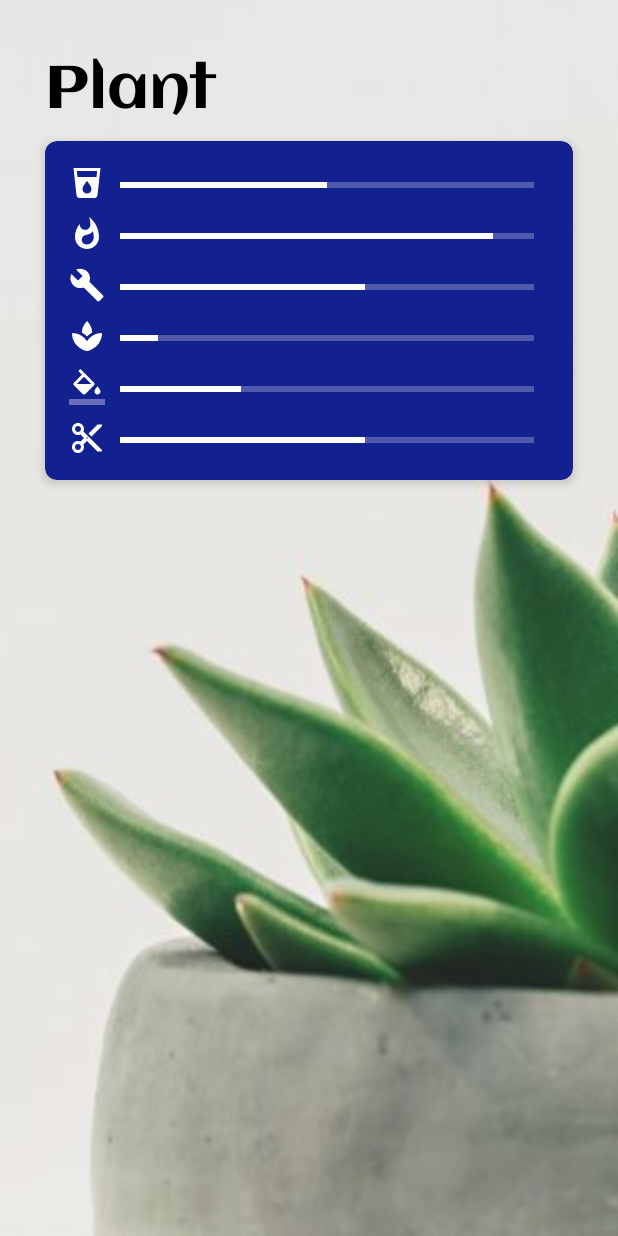
After one commit to TalibIsmayil/Origen-Aqunix, an Android app: the MyGardenDetailActivity screen opened directly, with no data from a screen before it, on a phone screen of 412 x 824 dp. The commit adds this screen. Run offline under Robolectric (Android 15) with nearby library versions, the phone set to English and light mode, and no system bars.

Commit message:
some changes

```diff
--- a/app/src/main/AndroidManifest.xml
+++ b/app/src/main/AndroidManifest.xml
@@ -11,15 +11,16 @@
     <uses-permission android:name="android.permission.READ_EXTERNAL_STORAGE" />
 
     <application
-        android:largeHeap="true"
         android:allowBackup="true"
         android:icon="@mipmap/ic_launcher"
         android:label="@string/app_name"
+        android:largeHeap="true"
         android:roundIcon="@mipmap/ic_launcher_round"
         android:supportsRtl="true"
         android:theme="@style/AppTheme"
         android:usesCleartextTraffic="true">
-        <activity android:name=".IotActivity"></activity>
+        <activity android:name=".MyGardenDetailActivity"></activity>
+        <activity android:name=".IotActivity" />
         <activity android:name=".AddActivity" />
         <activity android:name=".TestActivity" />
         <activity android:name=".DetailActivity" />
@@ -34,7 +35,7 @@
             </intent-filter>
         </activity>
 
-        <receiver android:name=".Utils.ReminderBroadcast"/>
+        <receiver android:name=".Utils.ReminderBroadcast" />
     </application>
 
 </manifest>
--- a/app/src/main/java/com/origen/greeny/Adapter/IotAdapter.java
+++ b/app/src/main/java/com/origen/greeny/Adapter/IotAdapter.java
@@ -1,6 +1,7 @@
 package com.origen.greeny.Adapter;
 
 import android.content.Context;
+import android.content.Intent;
 import android.view.LayoutInflater;
 import android.view.View;
 import android.view.ViewGroup;
@@ -9,7 +10,9 @@ import android.widget.TextView;
 import androidx.annotation.NonNull;
 import androidx.recyclerview.widget.RecyclerView;
 
+import com.origen.greeny.DetailActivity;
 import com.origen.greeny.Model.IotModel;
+import com.origen.greeny.MyGardenDetailActivity;
 import com.origen.greeny.R;
 
 import java.util.List;
@@ -35,6 +38,13 @@ public class IotAdapter extends RecyclerView.Adapter<IotAdapter.IotViewHolder> {
     public void onBindViewHolder(@NonNull IotViewHolder holder, int position) {
         holder.name.setText(list.get(position).getName());
         holder.desc.setText(list.get(position).getMac());
+        holder.itemView.setOnClickListener(new View.OnClickListener() {
+            @Override
+            public void onClick(View v) {
+                Intent intent = new Intent(context, MyGardenDetailActivity.class);
+                context.startActivity(intent);
+            }
+        });
     }
 
     @Override
--- /dev/null
+++ b/app/src/main/java/com/origen/greeny/MyGardenDetailActivity.java
@@ -0,0 +1,14 @@
+package com.origen.greeny;
+
+import androidx.appcompat.app.AppCompatActivity;
+
+import android.os.Bundle;
+
+public class MyGardenDetailActivity extends AppCompatActivity {
+
+    @Override
+    protected void onCreate(Bundle savedInstanceState) {
+        super.onCreate(savedInstanceState);
+        setContentView(R.layout.activity_my_garden_detail);
+    }
+}
--- /dev/null
+++ b/app/src/main/res/layout/activity_my_garden_detail.xml
@@ -0,0 +1,173 @@
+<?xml version="1.0" encoding="utf-8"?>
+<androidx.constraintlayout.widget.ConstraintLayout xmlns:android="http://schemas.android.com/apk/res/android"
+    xmlns:app="http://schemas.android.com/apk/res-auto"
+    xmlns:tools="http://schemas.android.com/tools"
+    android:layout_width="match_parent"
+    android:layout_height="match_parent"
+    android:background="@drawable/plant"
+    tools:context=".MyGardenDetailActivity">
+
+    <TextView
+        android:id="@+id/plant"
+        android:textSize="40sp"
+        android:fontFamily="@font/aclonica"
+        android:text="Plant"
+        app:layout_constraintStart_toStartOf="parent"
+        app:layout_constraintTop_toTopOf="parent"
+        android:textColor="#000000"
+        android:layout_margin="30dp"
+        android:layout_width="wrap_content"
+        android:layout_height="wrap_content"/>
+
+    <androidx.cardview.widget.CardView
+        app:cardBackgroundColor="@color/colorPrimary"
+        app:cardElevation="4dp"
+        android:elevation="4dp"
+        app:cardCornerRadius="8dp"
+        android:layout_marginTop="10dp"
+        android:layout_marginEnd="30dp"
+        android:layout_marginStart="30dp"
+        app:layout_constraintTop_toBottomOf="@id/plant"
+        android:layout_width="match_parent"
+        android:layout_height="wrap_content">
+
+        <RelativeLayout
+            android:layout_margin="16dp"
+            android:layout_width="match_parent"
+            android:layout_height="wrap_content">
+
+            <ImageView
+                android:id="@+id/su"
+                android:src="@drawable/ic_local_drink_black_24dp"
+                android:layout_width="24dp"
+                android:layout_height="24dp"/>
+
+            <ProgressBar
+                android:progressBackgroundTint="@color/white"
+                android:layout_marginEnd="10dp"
+                android:layout_marginStart="10dp"
+                android:layout_marginTop="5dp"
+                android:progressTint="@color/white"
+                android:progress="50"
+                android:indeterminateTint="@color/white"
+                style="@style/Widget.AppCompat.ProgressBar.Horizontal"
+                android:layout_toEndOf="@id/su"
+                android:layout_width="match_parent"
+                android:layout_height="wrap_content"/>
+
+            <ImageView
+                android:layout_marginTop="10dp"
+                android:layout_below="@id/su"
+                android:id="@+id/gubre"
+                android:src="@drawable/ic_whatshot_black_24dp"
+                android:layout_width="24dp"
+                android:layout_height="24dp"/>
+
+            <ProgressBar
+                android:progressBackgroundTint="@color/white"
+                android:layout_marginEnd="10dp"
+                android:layout_marginStart="10dp"
+                android:layout_marginTop="15dp"
+                android:progressTint="@color/white"
+                android:progress="90"
+                android:indeterminateTint="@color/white"
+                style="@style/Widget.AppCompat.ProgressBar.Horizontal"
+                android:layout_toEndOf="@id/gubre"
+                android:layout_below="@id/su"
+                android:layout_width="match_parent"
+                android:layout_height="wrap_content"/>
+
+            <ImageView
+                android:layout_marginTop="10dp"
+                android:layout_below="@id/gubre"
+                android:id="@+id/yerini_deyis"
+                android:src="@drawable/ic_build_black_24dp"
+                android:layout_width="24dp"
+                android:layout_height="24dp"/>
+
+            <ProgressBar
+                android:progressBackgroundTint="@color/white"
+                android:layout_marginEnd="10dp"
+                android:layout_marginStart="10dp"
+                android:layout_marginTop="15dp"
+                android:progressTint="@color/white"
+                android:progress="59"
+                android:indeterminateTint="@color/white"
+                style="@style/Widget.AppCompat.ProgressBar.Horizontal"
+                android:layout_toEndOf="@id/yerini_deyis"
+                android:layout_below="@id/gubre"
+                android:layout_width="match_parent"
+                android:layout_height="wrap_content"/>
+
+            <ImageView
+                android:layout_marginTop="10dp"
+                android:layout_below="@id/yerini_deyis"
+                android:id="@+id/toxum_ek"
+                android:src="@drawable/ic_spa_black_24dp"
+                android:layout_width="24dp"
+                android:layout_height="24dp"/>
+
+            <ProgressBar
+                android:progressBackgroundTint="@color/white"
+                android:layout_marginEnd="10dp"
+                android:layout_marginStart="10dp"
+                android:layout_marginTop="15dp"
+                android:progressTint="@color/white"
+                android:progress="9"
+                android:indeterminateTint="@color/white"
+                style="@style/Widget.AppCompat.ProgressBar.Horizontal"
+                android:layout_toEndOf="@id/toxum_ek"
+                android:layout_below="@id/yerini_deyis"
+                android:layout_width="match_parent"
+                android:layout_height="wrap_content"/>
+
+            <ImageView
+                android:layout_marginTop="10dp"
+                android:layout_below="@id/toxum_ek"
+                android:id="@+id/dermanlamaq"
+                android:src="@drawable/ic_format_color_fill_black_24dp"
+                android:layout_width="24dp"
+                android:layout_height="24dp"/>
+
+            <ProgressBar
+                android:progressBackgroundTint="@color/white"
+                android:layout_marginEnd="10dp"
+                android:layout_marginStart="10dp"
+                android:layout_marginTop="15dp"
+                android:progressTint="@color/white"
+                android:progress="29"
+                android:indeterminateTint="@color/white"
+                style="@style/Widget.AppCompat.ProgressBar.Horizontal"
+                android:layout_toEndOf="@id/dermanlamaq"
+                android:layout_below="@id/toxum_ek"
+                android:layout_width="match_parent"
+                android:layout_height="wrap_content"/>
+
+            <ImageView
+                android:layout_marginTop="10dp"
+                android:layout_below="@id/dermanlamaq"
+                android:id="@+id/kes"
+                android:src="@drawable/ic_content_cut_black_24dp"
+                android:layout_width="24dp"
+                android:layout_height="24dp"/>
+
+            <ProgressBar
+                android:progressBackgroundTint="@color/white"
+                android:layout_marginEnd="10dp"
+                android:layout_marginStart="10dp"
+                android:layout_marginTop="15dp"
+                android:progressTint="@color/white"
+                android:progress="59"
+                android:indeterminateTint="@color/white"
+                style="@style/Widget.AppCompat.ProgressBar.Horizontal"
+                android:layout_toEndOf="@id/kes"
+                android:layout_below="@id/dermanlamaq"
+                android:layout_width="match_parent"
+                android:layout_height="wrap_content"/>
+
+        </RelativeLayout>
+
+
+    </androidx.cardview.widget.CardView>
+
+</androidx.constraintlayout.widget.ConstraintLayout>
--- a/app/src/main/res/layout/fragment_notification.xml
+++ b/app/src/main/res/layout/fragment_notification.xml
@@ -58,7 +58,7 @@
         fab:menu_labels_textColor="#f2f1f1"
         fab:menu_labels_textSize="15sp"
         fab:menu_openDirection="up"
-        fab:menu_shadowColor="#66aff198"
+        fab:menu_shadowColor="#1A000000"
         fab:menu_shadowRadius="4dp"
         fab:menu_shadowXOffset="1dp"
         fab:menu_shadowYOffset="4dp"
```
Also changed, not shown: app/src/main/res/drawable/plant.jpg (added), 365 other files.
